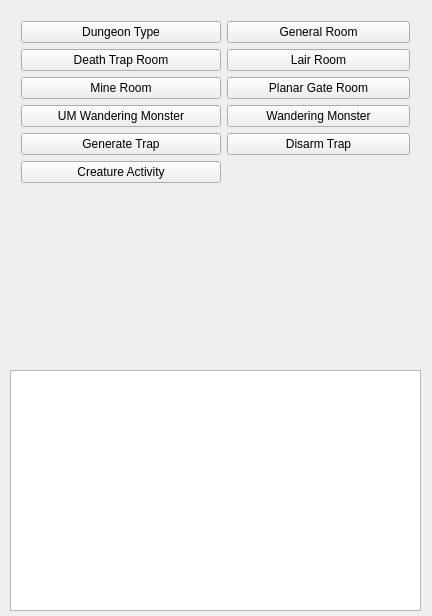
Qt form mainwindow.ui (erickveil/UndermountainRooms) before a commit.
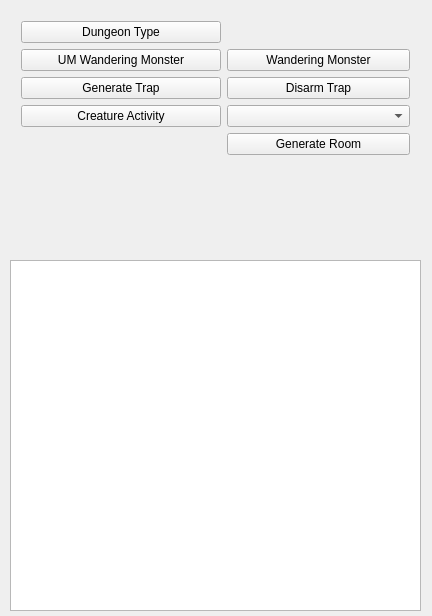
The same form after that commit.

Commit message: Added more tables - all room types defined

```diff
--- a/mainwindow.ui
+++ b/mainwindow.ui
@@ -20,7 +20,7 @@
       <x>10</x>
       <y>10</y>
       <width>411</width>
-      <height>341</height>
+      <height>241</height>
      </rect>
     </property>
     <layout class="QFormLayout" name="formLayout_2">
@@ -30,53 +30,6 @@
      <property name="fieldGrowthPolicy">
       <enum>QFormLayout::AllNonFixedFieldsGrow</enum>
      </property>
-     <item row="0" column="1">
-      <widget class="QPushButton" name="genRoom">
-       <property name="text">
-        <string>General Room</string>
-       </property>
-      </widget>
-     </item>
-     <item row="1" column="0">
-      <widget class="QPushButton" name="genDeath">
-       <property name="minimumSize">
-        <size>
-         <width>200</width>
-         <height>0</height>
-        </size>
-       </property>
-       <property name="text">
-        <string>Death Trap Room</string>
-       </property>
-      </widget>
-     </item>
-     <item row="1" column="1">
-      <widget class="QPushButton" name="genLair">
-       <property name="text">
-        <string>Lair Room</string>
-       </property>
-      </widget>
-     </item>
-     <item row="2" column="0">
-      <widget class="QPushButton" name="genMine">
-       <property name="minimumSize">
-        <size>
-         <width>200</width>
-         <height>0</height>
-        </size>
-       </property>
-       <property name="text">
-        <string>Mine Room</string>
-       </property>
-      </widget>
-     </item>
-     <item row="2" column="1">
-      <widget class="QPushButton" name="genGate">
-       <property name="text">
-        <string>Planar Gate Room</string>
-       </property>
-      </widget>
-     </item>
      <item row="0" column="0">
       <widget class="QPushButton" name="dunType">
        <property name="sizePolicy">
@@ -96,14 +49,7 @@
        </property>
       </widget>
      </item>
-     <item row="3" column="1">
-      <widget class="QPushButton" name="wanderingMonster">
-       <property name="text">
-        <string>Wandering Monster</string>
-       </property>
-      </widget>
-     </item>
-     <item row="3" column="0">
+     <item row="1" column="0">
       <widget class="QPushButton" name="underMonst">
        <property name="minimumSize">
         <size>
@@ -116,20 +62,14 @@
        </property>
       </widget>
      </item>
-     <item row="5" column="0">
-      <widget class="QPushButton" name="genAct">
-       <property name="minimumSize">
-        <size>
-         <width>200</width>
-         <height>0</height>
-        </size>
-       </property>
+     <item row="1" column="1">
+      <widget class="QPushButton" name="wanderingMonster">
        <property name="text">
-        <string>Creature Activity</string>
+        <string>Wandering Monster</string>
        </property>
       </widget>
      </item>
-     <item row="4" column="0">
+     <item row="2" column="0">
       <widget class="QPushButton" name="genTrap">
        <property name="minimumSize">
         <size>
@@ -142,22 +82,49 @@
        </property>
       </widget>
      </item>
-     <item row="4" column="1">
+     <item row="2" column="1">
       <widget class="QPushButton" name="disarm">
        <property name="text">
         <string>Disarm Trap</string>
        </property>
       </widget>
      </item>
+     <item row="3" column="0">
+      <widget class="QPushButton" name="genAct">
+       <property name="minimumSize">
+        <size>
+         <width>200</width>
+         <height>0</height>
+        </size>
+       </property>
+       <property name="text">
+        <string>Creature Activity</string>
+       </property>
+      </widget>
+     </item>
+     <item row="3" column="1">
+      <widget class="QComboBox" name="typeSelect">
+       <property name="currentText">
+        <string/>
+       </property>
+      </widget>
+     </item>
+     <item row="4" column="1">
+      <widget class="QPushButton" name="genCombo">
+       <property name="text">
+        <string>Generate Room</string>
+       </property>
+      </widget>
+     </item>
     </layout>
    </widget>
    <widget class="QPlainTextEdit" name="resultArea">
     <property name="geometry">
      <rect>
       <x>10</x>
-      <y>370</y>
+      <y>260</y>
       <width>411</width>
-      <height>241</height>
+      <height>351</height>
      </rect>
     </property>
    </widget>
```
The commit also changes 5 other files.
